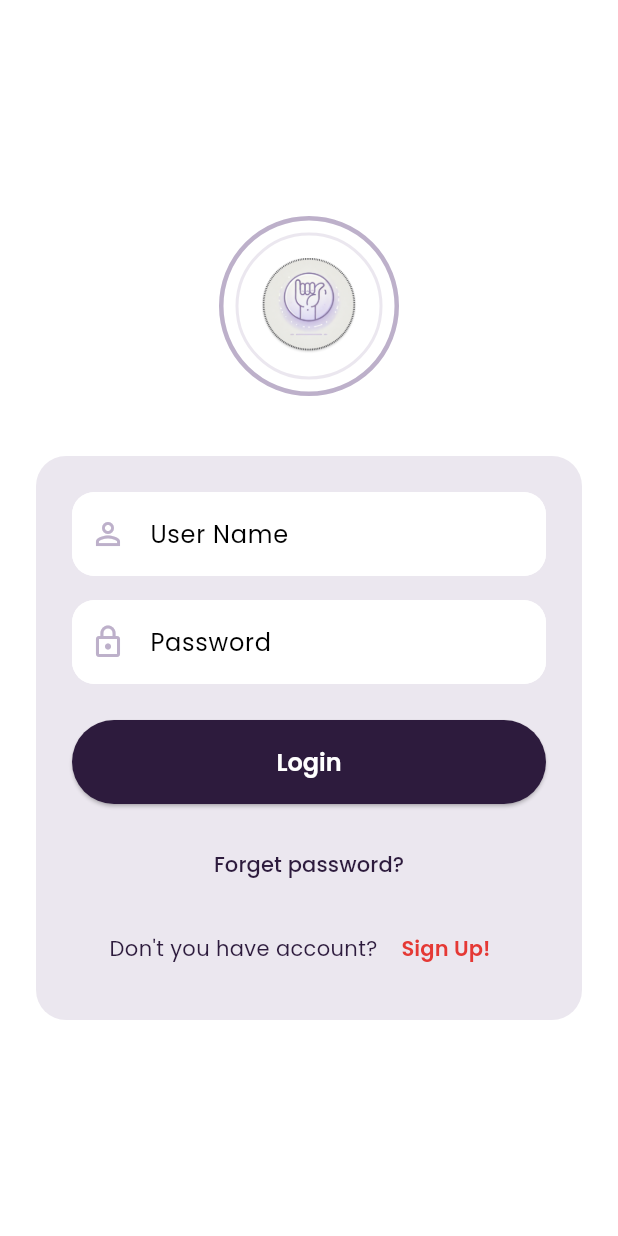
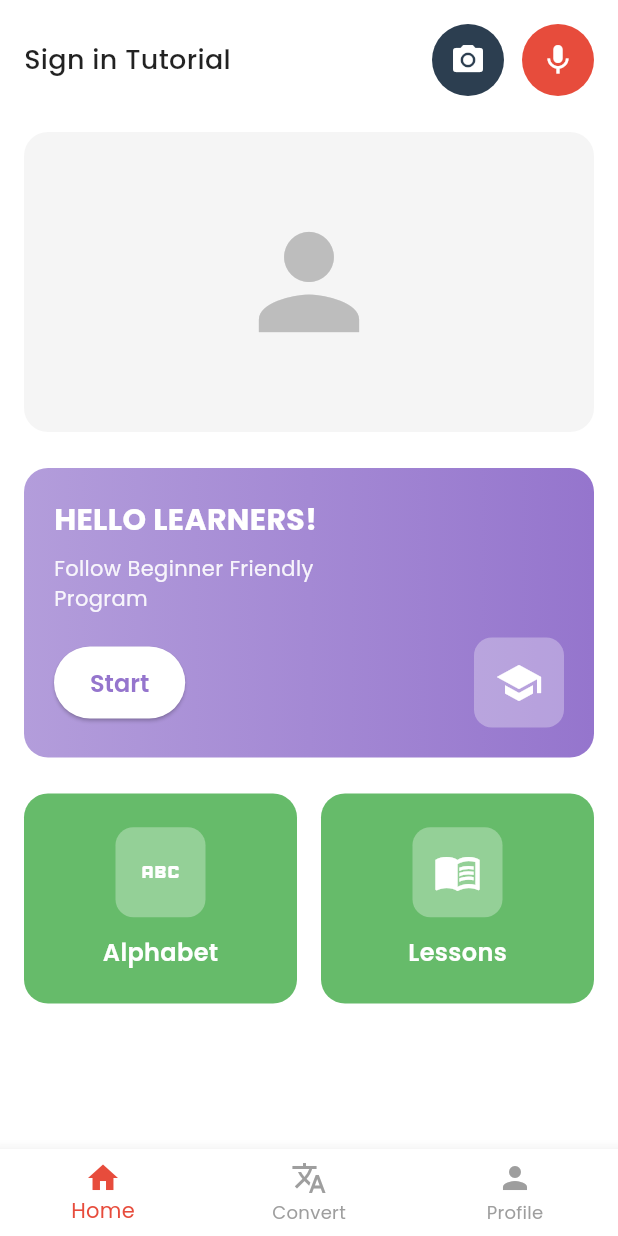
Before and after one commit to umesha2001/sign-language-learning-app, a Flutter app: the screen it shows after launch, after a tap on "Get Started", on a phone screen of 412 x 824 dp. Run offline on Flutter 3.47's test engine with Material 3 defaults, Android fonts, the phone set to English and light mode, and no system bars; our stand-ins replace dio, google_fonts, image_picker, video_player.

Commit message:
Convert to mobile-only app with working home screen and navigation
- Removed web support folder
- Created functional home screen with bottom navigation
- Added camera, mic buttons and UI cards
- Implemented working navigation icons (Home, Convert, Profile)
- Updated splash screen to navigate to home screen
- Updated Android Gradle dependencies

```diff
--- a/lib/screens/home/home_screen.dart
+++ b/lib/screens/home/home_screen.dart
@@ -0,0 +1,283 @@
+import 'package:flutter/material.dart';
+import 'package:google_fonts/google_fonts.dart';
+
+class HomeScreen extends StatefulWidget {
+  const HomeScreen({Key? key}) : super(key: key);
+
+  @override
+  State<HomeScreen> createState() => _HomeScreenState();
+}
+
+class _HomeScreenState extends State<HomeScreen> {
+  int _currentIndex = 0;
+
+  @override
+  Widget build(BuildContext context) {
+    return Scaffold(
+      backgroundColor: Colors.white,
+      body: SafeArea(
+        child: SingleChildScrollView(
+          child: Padding(
+            padding: const EdgeInsets.all(16.0),
+            child: Column(
+              crossAxisAlignment: CrossAxisAlignment.start,
+              children: [
+                // Header
+                Row(
+                  mainAxisAlignment: MainAxisAlignment.spaceBetween,
+                  children: [
+                    Text(
+                      'Sign in Tutorial',
+                      style: GoogleFonts.poppins(
+                        fontSize: 18,
+                        fontWeight: FontWeight.w500,
+                        color: Colors.black87,
+                      ),
+                    ),
+                    Row(
+                      children: [
+                        Container(
+                          width: 48,
+                          height: 48,
+                          decoration: BoxDecoration(
+                            color: const Color(0xFF2C3E50),
+                            shape: BoxShape.circle,
+                          ),
+                          child: const Icon(
+                            Icons.camera_alt,
+                            color: Colors.white,
+                            size: 24,
+                          ),
+                        ),
+                        const SizedBox(width: 12),
+                        Container(
+                          width: 48,
+                          height: 48,
+                          decoration: BoxDecoration(
+                            color: const Color(0xFFE74C3C),
+                            shape: BoxShape.circle,
+                          ),
+                          child: const Icon(
+                            Icons.mic,
+                            color: Colors.white,
+                            size: 24,
+                          ),
+                        ),
+                      ],
+                    ),
+                  ],
+                ),
+                const SizedBox(height: 24),
+
+                // Illustration Container
+                Container(
+                  width: double.infinity,
+                  height: 200,
+                  decoration: BoxDecoration(
+                    color: Colors.grey[100],
+                    borderRadius: BorderRadius.circular(16),
+                  ),
+                  child: Center(
+                    child: Icon(
+                      Icons.person,
+                      size: 100,
+                      color: Colors.grey[400],
+                    ),
+                  ),
+                ),
+                const SizedBox(height: 24),
+
+                // Hello Learners Card
+                Container(
+                  width: double.infinity,
+                  padding: const EdgeInsets.all(20),
+                  decoration: BoxDecoration(
+                    gradient: LinearGradient(
+                      colors: [
+                        const Color(0xFFB39DDB),
+                        const Color(0xFF9575CD),
+                      ],
+                    ),
+                    borderRadius: BorderRadius.circular(16),
+                  ),
+                  child: Column(
+                    crossAxisAlignment: CrossAxisAlignment.start,
+                    children: [
+                      Text(
+                        'HELLO LEARNERS!',
+                        style: GoogleFonts.poppins(
+                          fontSize: 20,
+                          fontWeight: FontWeight.bold,
+                          color: Colors.white,
+                        ),
+                      ),
+                      const SizedBox(height: 8),
+                      Text(
+                        'Follow Beginner Friendly\nProgram',
+                        style: GoogleFonts.poppins(
+                          fontSize: 14,
+                          color: Colors.white.withOpacity(0.9),
+                        ),
+                      ),
+                      const SizedBox(height: 16),
+                      Row(
+                        mainAxisAlignment: MainAxisAlignment.spaceBetween,
+                        children: [
+                          ElevatedButton(
+                            onPressed: () {
+                              // Navigate to beginner program
+                            },
+                            style: ElevatedButton.styleFrom(
+                              backgroundColor: Colors.white,
+                              foregroundColor: const Color(0xFF9575CD),
+                              padding: const EdgeInsets.symmetric(
+                                horizontal: 24,
+                                vertical: 12,
+                              ),
+                              shape: RoundedRectangleBorder(
+                                borderRadius: BorderRadius.circular(24),
+                              ),
+                            ),
+                            child: Text(
+                              'Start',
+                              style: GoogleFonts.poppins(
+                                fontWeight: FontWeight.w600,
+                              ),
+                            ),
+                          ),
+                          Container(
+                            width: 60,
+                            height: 60,
+                            decoration: BoxDecoration(
+                              color: Colors.white.withOpacity(0.3),
+                              borderRadius: BorderRadius.circular(12),
+                            ),
+                            child: Icon(
+                              Icons.school,
+                              color: Colors.white,
+                              size: 32,
+                            ),
+                          ),
+                        ],
+                      ),
+                    ],
+                  ),
+                ),
+                const SizedBox(height: 24),
+
+                // Alphabet and Lessons Cards
+                Row(
+                  children: [
+                    Expanded(
+                      child: _buildFeatureCard(
+                        title: 'Alphabet',
+                        icon: Icons.abc,
+                        color: const Color(0xFF66BB6A),
+                        onTap: () {
+                          // Navigate to alphabet
+                        },
+                      ),
+                    ),
+                    const SizedBox(width: 16),
+                    Expanded(
+                      child: _buildFeatureCard(
+                        title: 'Lessons',
+                        icon: Icons.menu_book,
+                        color: const Color(0xFF66BB6A),
+                        onTap: () {
+                          // Navigate to lessons
+                        },
+                      ),
+                    ),
+                  ],
+                ),
+              ],
+            ),
+          ),
+        ),
+      ),
+      bottomNavigationBar: BottomNavigationBar(
+        currentIndex: _currentIndex,
+        onTap: (index) {
+          setState(() {
+            _currentIndex = index;
+          });
+
+          // Handle navigation
+          switch (index) {
+            case 0:
+              // Already on home
+              break;
+            case 1:
+              // Navigate to translate/convert screen
+              break;
+            case 2:
+              // Navigate to profile
+              break;
+          }
+        },
+        selectedItemColor: const Color(0xFFE74C3C),
+        unselectedItemColor: Colors.grey,
+        items: const [
+          BottomNavigationBarItem(
+            icon: Icon(Icons.home),
+            label: 'Home',
+          ),
+          BottomNavigationBarItem(
+            icon: Icon(Icons.translate),
+            label: 'Convert',
+          ),
+          BottomNavigationBarItem(
+            icon: Icon(Icons.person),
+            label: 'Profile',
+          ),
+        ],
+      ),
+    );
+  }
+
+  Widget _buildFeatureCard({
+    required String title,
+    required IconData icon,
+    required Color color,
+    required VoidCallback onTap,
+  }) {
+    return GestureDetector(
+      onTap: onTap,
+      child: Container(
+        height: 140,
+        decoration: BoxDecoration(
+          color: color,
+          borderRadius: BorderRadius.circular(16),
+        ),
+        child: Column(
+          mainAxisAlignment: MainAxisAlignment.center,
+          children: [
+            Container(
+              width: 60,
+              height: 60,
+              decoration: BoxDecoration(
+                color: Colors.white.withOpacity(0.3),
+                borderRadius: BorderRadius.circular(12),
+              ),
+              child: Icon(
+                icon,
+                color: Colors.white,
+                size: 32,
+              ),
+            ),
+            const SizedBox(height: 12),
+            Text(
+              title,
+              style: GoogleFonts.poppins(
+                fontSize: 16,
+                fontWeight: FontWeight.w600,
+                color: Colors.white,
+              ),
+            ),
+          ],
+        ),
+      ),
+    );
+  }
+}
--- a/lib/screens/splash/splash_screen.dart
+++ b/lib/screens/splash/splash_screen.dart
@@ -1,6 +1,6 @@
 import 'package:flutter/material.dart';
 import 'package:google_fonts/google_fonts.dart';
-import '../auth/login_screen.dart';
+import '../home/home_screen.dart';
 import '../../core/constants/colors.dart';
 
 class SplashScreen extends StatelessWidget {
@@ -85,7 +85,7 @@ class SplashScreen extends StatelessWidget {
                   onPressed: () {
                     Navigator.pushReplacement(
                       context,
-                      MaterialPageRoute(builder: (context) => const LoginScreen()),
+                      MaterialPageRoute(builder: (context) => const HomeScreen()),
                     );
                   },
                   style: ElevatedButton.styleFrom(
```
Also changed, not shown: 8 other files.
